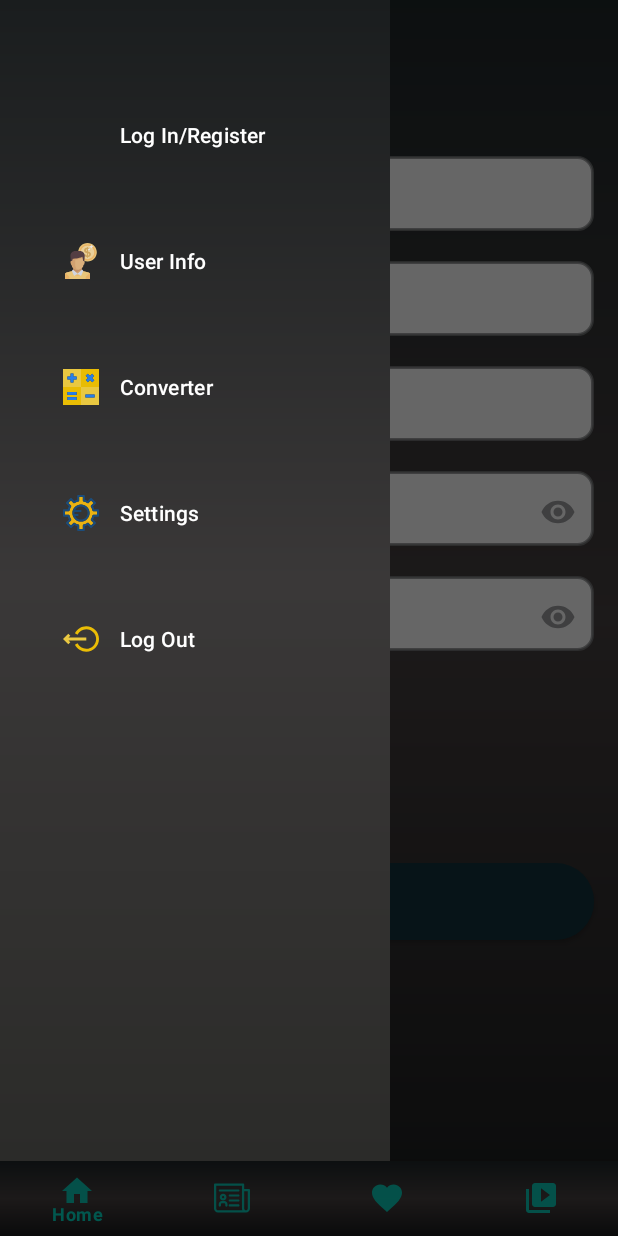
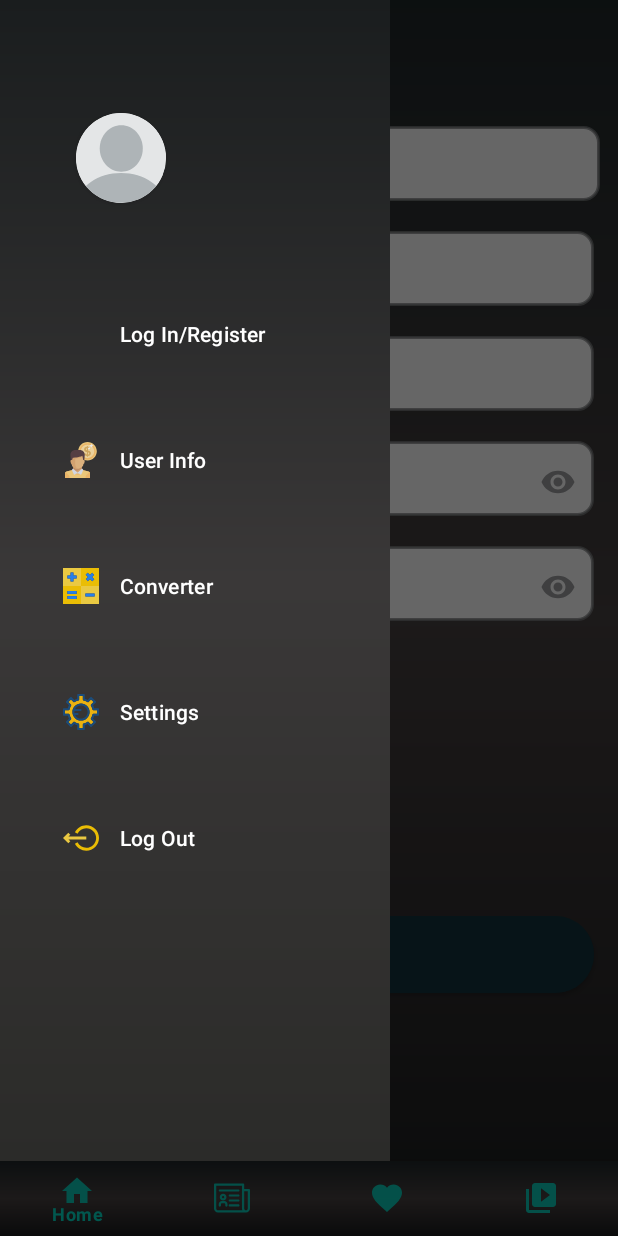
Before and after one commit to Lukalomi/CryptoAppFinalProject, an Android app: the RegistrationFragment screen opened through its navigation route, with the side drawer open, on a phone screen of 412 x 824 dp. Run offline under Robolectric (Android 15) with nearby library versions, the phone set to English and light mode, and no system bars; our stand-ins replace Dagger/Hilt's generated code, Firebase (no records; nobody signed in at launch, a user with empty details on screens opened directly), navigation-ui, paging; pictures from the network do not load.

Commit message:
added option to choose profile picture in the registration fragment. It needs to be saved in room and then populate the view in the drawer

```diff
--- a/app/src/main/AndroidManifest.xml
+++ b/app/src/main/AndroidManifest.xml
@@ -3,6 +3,8 @@
     xmlns:tools="http://schemas.android.com/tools"
     package="com.example.cryptoappfinalproject">
     <uses-permission android:name="android.permission.INTERNET"/>
+    <uses-permission android:name="android.permission.READ_EXTERNAL_STORAGE"/>
+
 
     <application
         android:name=".App"
--- a/app/src/main/java/com/example/cryptoappfinalproject/ui/registration/RegistrationFragment.kt
+++ b/app/src/main/java/com/example/cryptoappfinalproject/ui/registration/RegistrationFragment.kt
@@ -1,20 +1,37 @@
 package com.example.cryptoappfinalproject.ui.registration
 
+import android.app.Activity
+import android.app.Activity.RESULT_OK
+import android.content.Intent
+import android.content.pm.PackageManager
+import android.graphics.Bitmap
+import android.graphics.ImageDecoder
+import android.net.Uri
+import android.os.Build
 import android.os.Bundle
+import android.provider.MediaStore
 import androidx.fragment.app.Fragment
 import android.view.LayoutInflater
 import android.view.View
 import android.view.ViewGroup
 import android.widget.Toast
+import androidx.core.app.ActivityCompat
+import androidx.core.content.ContextCompat
 import androidx.navigation.fragment.findNavController
-import com.example.cryptoappfinalproject.R
-import com.example.cryptoappfinalproject.databinding.FragmentLoginBinding
 import com.example.cryptoappfinalproject.databinding.FragmentRegistrationBinding
 import com.google.firebase.auth.FirebaseAuth
 
 class RegistrationFragment : Fragment() {
 
     private var binding: FragmentRegistrationBinding? = null
+//
+//    var pickedPhoto : Uri? = null
+//    var pickedBitMap : Bitmap? = null
+//
+
+    companion object {
+        val IMAGE_REQUEST_CODE = 100
+    }
 
     override fun onCreateView(
         inflater: LayoutInflater, container: ViewGroup?,
@@ -28,6 +45,7 @@ class RegistrationFragment : Fragment() {
     override fun onViewCreated(view: View, savedInstanceState: Bundle?) {
         super.onViewCreated(view, savedInstanceState)
         registrationListener()
+        chooseProfilePicture()
 
     }
 
@@ -74,6 +92,25 @@ class RegistrationFragment : Fragment() {
 
     }
 
+    private fun chooseProfilePicture() {
+        binding?.btnProfilePhoto?.setOnClickListener {
+            pickPhoto()
+        }
+    }
+
+    private fun pickPhoto() {
+        val intent = Intent(Intent.ACTION_PICK)
+        intent.type = "image/*"
+        startActivityForResult(intent, IMAGE_REQUEST_CODE)
+    }
+
+    override fun onActivityResult(requestCode: Int, resultCode: Int, data: Intent?) {
+        super.onActivityResult(requestCode, resultCode, data)
+        if (requestCode == IMAGE_REQUEST_CODE && resultCode == RESULT_OK) {
+            binding?.ivProfilePhoto?.setImageURI(data?.data)
+        }
+    }
+
 
     override fun onDestroyView() {
         super.onDestroyView()
@@ -81,3 +118,50 @@ class RegistrationFragment : Fragment() {
     }
 
 }
+
+//
+//    private fun pickPhoto () {
+//        if (ContextCompat.checkSelfPermission(
+//                requireContext(), android.Manifest.permission.READ_EXTERNAL_STORAGE)
+//        != PackageManager.PERMISSION_GRANTED) {
+//            ActivityCompat.requestPermissions(
+//                requireActivity(), arrayOf(android.Manifest.permission.READ_EXTERNAL_STORAGE), 1)
+//        } else {
+//            val galleryIntent = Intent(Intent.ACTION_PICK, MediaStore.Images.Media.EXTERNAL_CONTENT_URI)
+//            startActivityForResult(galleryIntent, 2)
+//        }
+//    }
+//
+//
+//    override fun onRequestPermissionsResult(
+//        requestCode: Int,
+//        permissions: Array<out String>,
+//        grantResults: IntArray
+//    ) {
+//        if (requestCode == 1) {
+//            if (grantResults.size > 0 && grantResults[0] == PackageManager.PERMISSION_GRANTED) {
+//                val galleryIntent = Intent(Intent.ACTION_PICK, MediaStore.Images.Media.EXTERNAL_CONTENT_URI)
+//                startActivityForResult(galleryIntent, 2)
+//            }
+//        }
+//        super.onRequestPermissionsResult(requestCode, permissions, grantResults)
+//    }
+//
+//    override fun onActivityResult(requestCode: Int, resultCode: Int, data: Intent?) {
+//        if (requestCode == 2 && resultCode == Activity.RESULT_OK && data != null) {
+//            pickedPhoto = data.data
+//            if (pickedPhoto != null) {
+//                if (Build.VERSION.SDK_INT >= 28) {
+//                    val source =
+//                        ImageDecoder.createSource(requireContext().contentResolver, pickedPhoto!!)
+//                    pickedBitMap = ImageDecoder.decodeBitmap(source)
+//                    binding?.ivProfilePhoto?.setImageBitmap(pickedBitMap)
+//                } else {
+//                    pickedBitMap = MediaStore.Images.Media.getBitmap(requireContext().contentResolver, pickedPhoto)
+//                    binding?.ivProfilePhoto?.setImageBitmap(pickedBitMap)
+//                }
+//            }
+//        }
+//        super.onActivityResult(requestCode, resultCode, data)
+//    }
+//
--- /dev/null
+++ b/app/src/main/res/drawable/button_shape.xml
@@ -0,0 +1,12 @@
+<?xml version="1.0" encoding="utf-8"?>
+<selector xmlns:android="http://schemas.android.com/apk/res/android">
+
+    <item >
+        <shape android:shape="rectangle">
+            <solid android:color="@color/login"/>
+            <corners android:radius="20dp"/>
+        </shape>
+    </item>
+
+
+</selector>
--- /dev/null
+++ b/app/src/main/res/drawable/ic_blank_profile.xml
@@ -0,0 +1,6 @@
+<vector android:height="60dp" android:viewportHeight="401"
+    android:viewportWidth="401" android:width="60dp" xmlns:android="http://schemas.android.com/apk/res/android">
+    <path android:fillColor="#E4E6E7" android:pathData="M-44.74,-44.74l490.42,0l0,490.42l-490.42,0z"/>
+    <path android:fillColor="#AEB4B7" android:pathData="m201,267.14c-103.36,0 -187.75,58.93 -192.48,132.84l384.99,0c-4.73,-73.92 -89.16,-132.84 -192.51,-132.84z"/>
+    <path android:fillColor="#AEB4B7" android:pathData="m297.61,158.03c0,57.17 -42.93,103.52 -95.9,103.52s-95.9,-46.35 -95.9,-103.52 42.93,-103.52 95.9,-103.52c52.97,0 95.9,46.35 95.9,103.51z"/>
+</vector>
--- a/app/src/main/res/layout/activity_main.xml
+++ b/app/src/main/res/layout/activity_main.xml
@@ -54,6 +54,7 @@
         android:paddingStart="20dp"
         android:paddingEnd="20dp"
         android:paddingTop="40dp"
+        app:headerLayout="@layout/nav_header"
         app:menu="@menu/side_nav">
 
         <!--        <include layout="@layout/drawer">-->
--- a/app/src/main/res/layout/fragment_registration.xml
+++ b/app/src/main/res/layout/fragment_registration.xml
@@ -12,51 +12,79 @@
         android:id="@+id/btnBack"
         android:layout_width="35dp"
         android:layout_height="35dp"
-        android:clickable="true"
-        android:focusable="true"
         android:layout_marginStart="10dp"
         android:layout_marginTop="32dp"
         android:background="@drawable/ic_arrow_back"
+        android:clickable="true"
+        android:focusable="true"
+        app:layout_constraintStart_toStartOf="parent"
+        app:layout_constraintTop_toTopOf="parent" />
+
+    <androidx.appcompat.widget.AppCompatButton
+        android:id="@+id/btnProfilePhoto"
+        android:layout_width="100dp"
+        android:layout_height="wrap_content"
+        android:layout_marginStart="16dp"
+        android:layout_marginTop="10dp"
+        android:background="@drawable/button_shape"
+        android:foreground="?attr/selectableItemBackground"
+        android:text="@string/choose_a_photo"
+        android:textAllCaps="false"
+        android:textColor="@color/white"
+        android:textSize="18sp"
+        app:layout_constraintStart_toStartOf="parent"
+        app:layout_constraintTop_toBottomOf="@+id/ivProfilePhoto" />
+
+    <androidx.appcompat.widget.AppCompatImageView
+        android:id="@+id/ivProfilePhoto"
+        android:layout_width="100dp"
+        android:layout_height="60dp"
+        android:layout_marginStart="16dp"
+        android:layout_marginTop="85dp"
+        android:src="@drawable/ic_blank_profile"
         app:layout_constraintStart_toStartOf="parent"
         app:layout_constraintTop_toTopOf="parent" />
 
 
     <androidx.appcompat.widget.AppCompatEditText
         android:id="@+id/etName"
-        android:layout_width="match_parent"
+        android:layout_width="0dp"
         android:layout_height="50dp"
-        android:layout_marginHorizontal="16dp"
-        android:layout_marginTop="104dp"
+        android:layout_marginStart="10dp"
+        android:layout_marginTop="84dp"
+        android:layout_marginEnd="12dp"
         android:background="@drawable/custom_input"
         android:drawableStart="@drawable/custom_person_icon"
         android:drawablePadding="10dp"
         android:hint="@string/name"
-        android:textSize="15sp"
+        android:paddingStart="11dp"
+        android:paddingEnd="11dp"
         android:textColor="@color/black"
         android:textColorHint="@color/grey"
-        android:paddingStart="11dp"
-        android:paddingEnd="11dp"
+        android:textSize="15sp"
         app:layout_constraintEnd_toEndOf="parent"
-        app:layout_constraintStart_toStartOf="parent"
-        app:layout_constraintTop_toTopOf="parent" />
+        app:layout_constraintStart_toEndOf="@+id/ivProfilePhoto"
+        app:layout_constraintTop_toTopOf="parent"
+        app:layout_goneMarginEnd="16dp" />
 
     <androidx.appcompat.widget.AppCompatEditText
         android:id="@+id/etSurname"
-        android:layout_width="match_parent"
+        android:layout_width="0dp"
         android:layout_height="50dp"
-        android:layout_marginHorizontal="16dp"
+        android:layout_marginStart="10dp"
         android:layout_marginTop="20dp"
+        android:layout_marginEnd="16dp"
+        android:background="@drawable/custom_input"
         android:drawableStart="@drawable/custom_person_icon"
-        android:background="@drawable/custom_input"
         android:drawablePadding="10dp"
-        android:textSize="15sp"
-        android:textColor="@color/black"
         android:hint="@string/surname"
-        android:textColorHint="@color/grey"
         android:paddingStart="11dp"
         android:paddingEnd="11dp"
+        android:textColor="@color/black"
+        android:textColorHint="@color/grey"
+        android:textSize="15sp"
         app:layout_constraintEnd_toEndOf="parent"
-        app:layout_constraintStart_toStartOf="parent"
+        app:layout_constraintStart_toEndOf="@+id/btnProfilePhoto"
         app:layout_constraintTop_toBottomOf="@+id/etName" />
 
     <androidx.appcompat.widget.AppCompatEditText
@@ -68,12 +96,12 @@
         android:background="@drawable/custom_input"
         android:drawableStart="@drawable/custom_email_icon"
         android:drawablePadding="10dp"
-        android:textSize="15sp"
-        android:textColor="@color/black"
-        android:hint="@string/enter_your_email_address"
-        android:textColorHint="@color/grey"
+        android:hint="@string/email_address"
         android:paddingStart="11dp"
         android:paddingEnd="11dp"
+        android:textColor="@color/black"
+        android:textColorHint="@color/grey"
+        android:textSize="15sp"
         app:layout_constraintEnd_toEndOf="parent"
         app:layout_constraintStart_toStartOf="parent"
         app:layout_constraintTop_toBottomOf="@+id/etSurname" />
@@ -85,28 +113,29 @@
         android:layout_marginHorizontal="16dp"
         android:layout_marginTop="20dp"
         android:background="@drawable/custom_input"
-        app:startIconDrawable="@drawable/custom_password_icon"
-        app:startIconTint="@color/grey"
+        android:hint="@string/enter_password"
+        android:textColorHint="@color/grey"
+        app:boxStrokeWidth="0dp"
+        app:boxStrokeWidthFocused="0dp"
+        app:layout_constraintEnd_toEndOf="parent"
+        app:layout_constraintStart_toStartOf="parent"
+        app:layout_constraintTop_toBottomOf="@+id/etEmail"
         app:passwordToggleEnabled="true"
         app:passwordToggleTint="@color/grey"
-        app:boxStrokeWidth="0dp"
-        app:boxStrokeWidthFocused="0dp"
-        android:hint="@string/enter_password"
-        android:textColorHint="@color/grey"
-        app:layout_constraintEnd_toEndOf="parent"
-        app:layout_constraintStart_toStartOf="parent"
-        app:layout_constraintTop_toBottomOf="@+id/etEmail" >
+        app:startIconDrawable="@drawable/custom_password_icon"
+        app:startIconTint="@color/grey">
 
         <com.google.android.material.textfield.TextInputEditText
             android:id="@+id/etPassword"
             android:layout_width="match_parent"
             android:layout_height="55dp"
-            android:drawablePadding="10dp"
+            android:background="@null"
             android:backgroundTint="@android:color/transparent"
-            android:background="@null"
-            android:textSize="15sp"
+            android:drawablePadding="-6dp"
+            android:inputType="textPassword"
             android:textColor="@color/black"
-            android:inputType="textPassword" />
+            android:textSize="15sp" />
+
 
     </com.google.android.material.textfield.TextInputLayout>
 
@@ -117,19 +146,18 @@
         android:layout_height="50dp"
         android:layout_marginHorizontal="16dp"
         android:layout_marginTop="20dp"
+        android:background="@drawable/custom_input"
+        android:textColorHint="@color/grey"
+        app:boxBackgroundColor="@null"
+        app:boxStrokeWidth="0dp"
+        app:boxStrokeWidthFocused="0dp"
+        app:layout_constraintEnd_toEndOf="parent"
+        app:layout_constraintStart_toStartOf="parent"
+        app:layout_constraintTop_toBottomOf="@+id/etPass"
         app:passwordToggleEnabled="true"
         app:passwordToggleTint="@color/grey"
-        app:boxStrokeWidth="0dp"
-        app:boxStrokeWidthFocused="0dp"
-        android:autofillHints="password"
-        android:background="@drawable/custom_input"
         app:startIconDrawable="@drawable/custom_password_icon"
-        app:startIconTint="@color/grey"
-        app:boxBackgroundColor="@null"
-        android:textColorHint="@color/grey"
-        app:layout_constraintEnd_toEndOf="parent"
-        app:layout_constraintStart_toStartOf="parent"
-        app:layout_constraintTop_toBottomOf="@+id/etPass" >
+        app:startIconTint="@color/grey">
 
         <com.google.android.material.textfield.TextInputEditText
             android:id="@+id/etRepeatPassword"
@@ -137,11 +165,11 @@
             android:layout_height="55dp"
             android:background="@null"
             android:backgroundTint="@android:color/transparent"
-            android:drawablePadding="10dp"
-            android:textSize="15sp"
+            android:drawablePadding="-6dp"
+            android:hint="@string/repeat_your_password"
+            android:inputType="textPassword"
             android:textColor="@color/black"
-            android:hint="@string/repeat_your_password"
-            android:inputType="textPassword" />
+            android:textSize="15sp" />
 
     </com.google.android.material.textfield.TextInputLayout>
 
@@ -151,7 +179,7 @@
         android:layout_width="match_parent"
         android:layout_height="wrap_content"
         android:layout_marginHorizontal="16dp"
-        android:layout_marginBottom="56dp"
+        android:layout_marginBottom="156dp"
         android:backgroundTint="@color/login"
         android:foreground="?attr/selectableItemBackground"
         android:gravity="center"
@@ -164,10 +192,7 @@
         app:cornerRadius="200dp"
         app:layout_constraintBottom_toBottomOf="parent"
         app:layout_constraintEnd_toEndOf="parent"
-        app:layout_constraintStart_toStartOf="parent"
-        app:layout_constraintTop_toBottomOf="@+id/etRepeatPass" />
-
-
+        app:layout_constraintStart_toStartOf="parent" />
 
 
 </androidx.constraintlayout.widget.ConstraintLayout>
--- /dev/null
+++ b/app/src/main/res/layout/nav_header.xml
@@ -0,0 +1,40 @@
+<?xml version="1.0" encoding="utf-8"?>
+<androidx.appcompat.widget.LinearLayoutCompat
+    xmlns:android="http://schemas.android.com/apk/res/android"
+    xmlns:app="http://schemas.android.com/apk/res-auto"
+    android:layout_width="match_parent"
+    android:layout_height="wrap_content"
+    android:layout_marginTop="15dp"
+    android:layout_marginStart="15dp"
+    android:orientation="vertical">
+
+
+
+    <androidx.cardview.widget.CardView
+        android:id="@+id/cvUserPhoto"
+        android:layout_width="60dp"
+        android:layout_height="60dp"
+        android:layout_marginStart="15dp"
+        android:layout_marginTop="20dp"
+        app:cardCornerRadius="180dp" >
+
+        <ImageView
+            android:id="@+id/ivUserPhoto"
+            android:layout_width="wrap_content"
+            android:layout_height="wrap_content"
+            android:layout_gravity="center"
+            android:src="@drawable/ic_blank_profile"/>
+
+    </androidx.cardview.widget.CardView>
+
+
+    <TextView
+        android:id="@+id/tvUsername"
+        android:layout_width="wrap_content"
+        android:layout_height="wrap_content"
+        android:layout_marginTop="10dp"
+        android:textSize="20sp"
+        android:textColor="@color/white" />
+
+
+</androidx.appcompat.widget.LinearLayoutCompat>
--- a/app/src/main/res/values/strings.xml
+++ b/app/src/main/res/values/strings.xml
@@ -6,7 +6,7 @@
     <string name="user_info">User Info</string>
     <!-- TODO: Remove or change this placeholder text -->
     <string name="hello_blank_fragment">Hello blank fragment</string>
-    <string name="enter_your_email_address">Enter email address...</string>
+    <string name="email_address">Email address...</string>
     <string name="name">Name</string>
     <string name="log_in">log in</string>
     <string name="surname">Surname</string>
@@ -14,4 +14,5 @@
     <string name="repeat_your_password">Repeat password...</string>
     <string name="register">Register</string>
     <string name="enter_password">Enter password...</string>
+    <string name="choose_a_photo">Choose a photo</string>
 </resources>
```
Also changed, not shown: app/src/main/res/layout/fragment_login.xml (+13 -12 lines).
